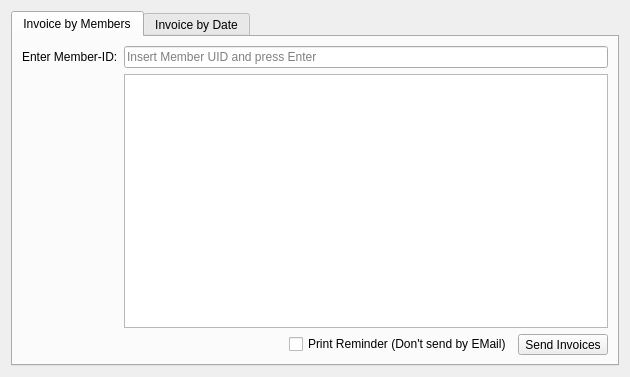
Qt form forms/invoicewizard.ui (LukyLuke/PiTres) before a commit.
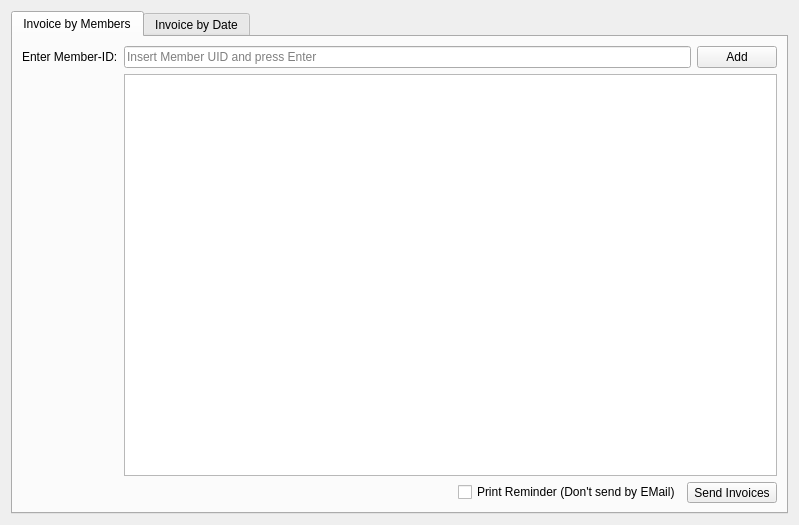
The same form after that commit. Icons and pictures are not drawn.

Patch:
```diff
--- a/forms/invoicewizard.ui
+++ b/forms/invoicewizard.ui
@@ -6,8 +6,8 @@
    <rect>
     <x>0</x>
     <y>0</y>
-    <width>630</width>
-    <height>377</height>
+    <width>799</width>
+    <height>525</height>
    </rect>
   </property>
   <property name="windowTitle">
@@ -47,13 +47,6 @@
          </property>
         </widget>
        </item>
-       <item row="0" column="1">
-        <widget class="QLineEdit" name="memberUid">
-         <property name="placeholderText">
-          <string>Insert Member UID and press Enter</string>
-         </property>
-        </widget>
-       </item>
        <item row="1" column="1">
         <widget class="QListWidget" name="memberUidList">
          <property name="selectionBehavior">
@@ -105,6 +98,28 @@
          </item>
         </layout>
        </item>
+       <item row="0" column="1">
+        <layout class="QHBoxLayout" name="horizontalLayout_2">
+         <item>
+          <widget class="QLineEdit" name="memberUid">
+           <property name="placeholderText">
+            <string>Insert Member UID and press Enter</string>
+           </property>
+          </widget>
+         </item>
+         <item>
+          <widget class="QPushButton" name="btnAddMember">
+           <property name="text">
+            <string>Add</string>
+           </property>
+           <property name="icon">
+            <iconset resource="../PiTres.qrc">
+             <normaloff>:/icons/resources/icons/businessman.png</normaloff>:/icons/resources/icons/businessman.png</iconset>
+           </property>
+          </widget>
+         </item>
+        </layout>
+       </item>
       </layout>
      </widget>
      <widget class="QWidget" name="by_date">
```
